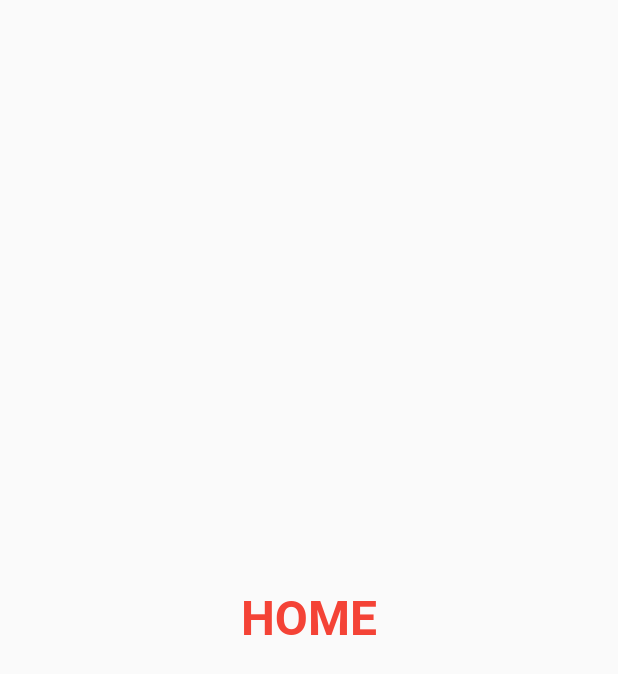
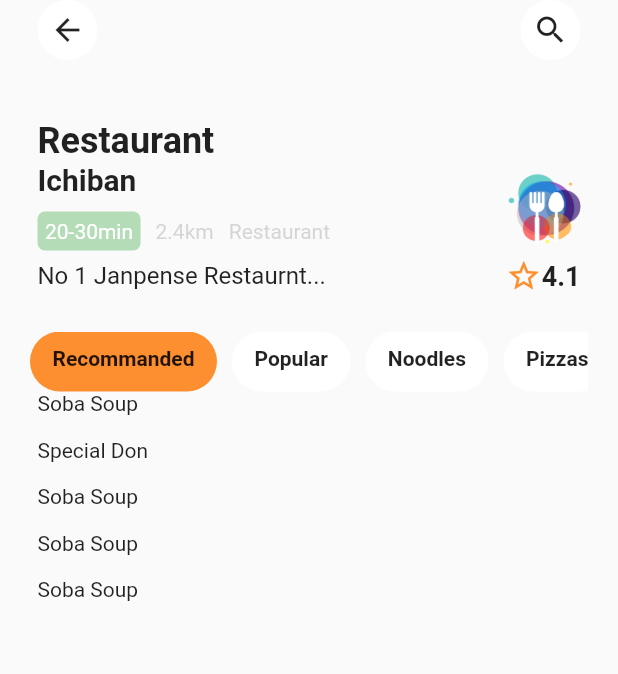
Before and after one commit to bob1457/flutter_demo, a Flutter app: the screen it shows after launch, on a phone screen of 412 x 824 dp. Shown: the top 674 px of the screen. Run offline on Flutter 3.47's test engine with Material 2 defaults, Android fonts, the phone set to English and light mode, and no system bars.

Commit message:
Add food list view

```diff
--- /dev/null
+++ b/lib/mock_data/food_data.dart
@@ -0,0 +1,101 @@
+import 'package:flutter_app/models/food.dart';
+
+class FoodData {
+  static List<Food> recommandedFoods() {
+    return [
+      Food(
+        "assets/images/dish1.png",
+        "Soba Soup",
+        "No 1 best seller in the area",
+        "10 min",
+        4.0,
+        "325 cal",
+        12,
+        19.99,
+        "Janpanese style nodle soup",
+      ),
+      Food(
+        "assets/images/dish1.png",
+        "Special Don",
+        "Famouse Janpenese rise bowl",
+        "2 min",
+        4.0,
+        "225 cal",
+        5,
+        14.99,
+        "Janpanese style rise bowl",
+      ),
+      Food(
+        "assets/images/dish1.png",
+        "Soba Soup",
+        "No 1 best seller in the area",
+        "10 min",
+        4.0,
+        "325 cal",
+        12,
+        19.99,
+        "Janpanese style nodle soup",
+      ),
+      Food(
+        "assets/images/dish1.png",
+        "Soba Soup",
+        "No 1 best seller in the area",
+        "10 min",
+        4.0,
+        "325 cal",
+        12,
+        19.99,
+        "Janpanese style nodle soup",
+      ),
+      Food(
+        "assets/images/dish1.png",
+        "Soba Soup",
+        "No 1 best seller in the area",
+        "10 min",
+        4.0,
+        "325 cal",
+        12,
+        19.99,
+        "Janpanese style nodle soup",
+      ),
+    ];
+  }
+
+  static List<Food> popularFoods() {
+    return [
+      Food(
+        "assets/images/dish1.png",
+        "Soba Soup",
+        "No 1 best seller in the area",
+        "10 min",
+        4.0,
+        "325 cal",
+        12,
+        19.99,
+        "Janpanese style nodle soup",
+      ),
+      Food(
+        "assets/images/dish1.png",
+        "Special Don",
+        "Famouse Janpenese rise bowl",
+        "2 min",
+        4.0,
+        "225 cal",
+        5,
+        14.99,
+        "Janpanese style rise bowl",
+      ),
+      Food(
+        "assets/images/dish1.png",
+        "Soba Soup",
+        "No 1 best seller in the area",
+        "10 min",
+        4.0,
+        "325 cal",
+        12,
+        19.99,
+        "Janpanese style nodle soup",
+      ),
+    ];
+  }
+}
--- /dev/null
+++ b/lib/mock_data/restaurant_data.dart
@@ -0,0 +1,22 @@
+import 'package:flutter_app/mock_data/food_data.dart';
+import 'package:flutter_app/models/restaurant.dart';
+
+class RestaurantData {
+  static Restaurant restaurant() {
+    return Restaurant(
+      "Ichiban",
+      "No 1 Janpense Restaurnt...",
+      "20-30min",
+      "2.4km",
+      "Restaurant",
+      "assets/images/r-logo.png",
+      4.1,
+      {
+        "Recommanded": FoodData.recommandedFoods(),
+        "Popular": FoodData.popularFoods(),
+        "Noodles": [],
+        "Pizzas": [],
+      },
+    );
+  }
+}
--- /dev/null
+++ b/lib/models/food.dart
@@ -0,0 +1,17 @@
+class Food {
+  String imageUrl;
+  String name;
+  String desc;
+  String waitTime;
+  num score;
+  String cal;
+  num quantity;
+  num price;
+  // List<Map<String, String>> ingredients;
+  String about;
+  bool highlights;
+
+  Food(this.imageUrl, this.name, this.desc, this.waitTime, this.score, this.cal,
+      this.quantity, this.price, this.about,
+      {this.highlights = false});
+}
--- /dev/null
+++ b/lib/models/restaurant.dart
@@ -0,0 +1,15 @@
+import 'package:flutter_app/models/food.dart';
+
+class Restaurant {
+  String name;
+  String desc;
+  String waitTime;
+  String distance;
+  String label;
+  String logoUrl;
+  num score;
+  Map<String, List<Food>> menu;
+
+  Restaurant(this.name, this.desc, this.waitTime, this.distance, this.label,
+      this.logoUrl, this.score, this.menu);
+}
--- a/lib/pages/home_page.dart
+++ b/lib/pages/home_page.dart
@@ -1,4 +1,9 @@
 import 'package:flutter/material.dart';
+import 'package:flutter_app/mock_data/restaurant_data.dart';
+import 'package:flutter_app/widgets/custom_app_bar.dart';
+import 'package:flutter_app/widgets/food_list.dart';
+import 'package:flutter_app/widgets/food_list_view.dart';
+import 'package:flutter_app/widgets/restaurant_info.dart';
 
 class HomePage extends StatefulWidget {
   const HomePage({Key? key}) : super(key: key);
@@ -8,17 +13,46 @@ class HomePage extends StatefulWidget {
 }
 
 class _HomePageState extends State<HomePage> {
+  var selected = 0;
+  final pageController = PageController();
+
+  final restaurant = RestaurantData.restaurant();
+
   @override
   Widget build(BuildContext context) {
-    return const Scaffold(
-      body: Center(
-        child: Text(
-          "HOME",
-          style: TextStyle(
-            fontSize: 32,
-            fontWeight: FontWeight.bold,
-            color: Colors.red,
-          ),
+    return SafeArea(
+      child: Scaffold(
+        body: Column(
+          crossAxisAlignment: CrossAxisAlignment.start,
+          children: [
+            CustomAppBar(Icons.arrow_back, Icons.search_outlined),
+            RestaurantInfo(),
+            SizedBox(
+              height: 25,
+            ),
+            FoodList(
+              selected,
+              (int index) {
+                setState(() {
+                  selected = index;
+                });
+                pageController.jumpToPage(index);
+              },
+              restaurant,
+            ),
+            Expanded(
+              child: FoodListView(
+                selected,
+                (int index) {
+                  setState(() {
+                    selected = index;
+                  });
+                },
+                pageController,
+                restaurant,
+              ),
+            )
+          ],
         ),
       ),
     );
--- /dev/null
+++ b/lib/widgets/custom_app_bar.dart
@@ -0,0 +1,41 @@
+import 'package:flutter/material.dart';
+
+class CustomAppBar extends StatelessWidget {
+  const CustomAppBar(this.leftIcon, this.rightIcon, {this.leftCallback});
+
+  final IconData leftIcon;
+  final IconData rightIcon;
+  final Function? leftCallback;
+
+  @override
+  Widget build(BuildContext context) {
+    return Container(
+      padding: EdgeInsets.only(
+        top: MediaQuery.of(context).padding.top, //40,
+        left: 25,
+        right: 25,
+      ),
+      child: Row(
+        mainAxisAlignment: MainAxisAlignment.spaceBetween,
+        children: [
+          GestureDetector(
+            onTap: leftCallback != null ? () => leftCallback : null,
+            child: _buildIcon(leftIcon),
+          ),
+          _buildIcon(rightIcon),
+        ],
+      ),
+    );
+  }
+
+  Widget _buildIcon(IconData icon) {
+    return Container(
+      padding: EdgeInsets.all(8),
+      decoration: BoxDecoration(
+        shape: BoxShape.circle,
+        color: Colors.white,
+      ),
+      child: Icon(icon),
+    );
+  }
+}
--- /dev/null
+++ b/lib/widgets/food_item.dart
@@ -0,0 +1,16 @@
+import 'package:flutter/material.dart';
+import 'package:flutter_app/models/food.dart';
+
+class FoodItem extends StatelessWidget {
+  // const FoodItem({Key? key}) : super(key: key);
+  final Food food;
+
+  FoodItem(this.food);
+
+  @override
+  Widget build(BuildContext context) {
+    return Container(
+      child: Text(food.name),
+    );
+  }
+}
--- /dev/null
+++ b/lib/widgets/food_list.dart
@@ -0,0 +1,49 @@
+import 'package:flutter/material.dart';
+import 'package:flutter_app/constants/colors.dart';
+import 'package:flutter_app/models/restaurant.dart';
+
+class FoodList extends StatelessWidget {
+  // const FoodList({Key? key}) : super(key: key);
+  final int selected;
+  final Function callback;
+  final Restaurant restaurant;
+
+  FoodList(this.selected, this.callback, this.restaurant);
+
+  @override
+  Widget build(BuildContext context) {
+    final category = restaurant.menu.keys.toList();
+
+    return Container(
+      height: 40,
+      padding: EdgeInsets.symmetric(horizontal: 20),
+      child: ListView.separated(
+          scrollDirection: Axis.horizontal,
+          // padding: EdgeInsets.symmetric(horizontal: 5),
+          itemBuilder: (context, index) => GestureDetector(
+                onTap: () => callback(index),
+                child: Container(
+                  padding: const EdgeInsets.symmetric(
+                    vertical: 10,
+                    horizontal: 15,
+                  ),
+                  decoration: BoxDecoration(
+                    borderRadius: BorderRadius.circular(20),
+                    color: selected == index ? kPrimaryColor : Colors.white,
+                  ),
+                  child: Text(
+                    category[index],
+                    // ignore: prefer_const_constructors
+                    style: TextStyle(
+                      fontWeight: FontWeight.bold,
+                    ),
+                  ),
+                ),
+              ),
+          separatorBuilder: (_, index) => const SizedBox(
+                width: 10,
+              ),
+          itemCount: category.length),
+    );
+  }
+}
--- /dev/null
+++ b/lib/widgets/food_list_view.dart
@@ -0,0 +1,37 @@
+import 'package:flutter/material.dart';
+import 'package:flutter_app/models/restaurant.dart';
+import 'package:flutter_app/widgets/food_item.dart';
+
+class FoodListView extends StatelessWidget {
+  // const FoodListView({Key? key}) : super(key: key);
+
+  final int selected;
+  final Function callback;
+  final PageController pageController;
+  final Restaurant restaurant;
+
+  FoodListView(
+      this.selected, this.callback, this.pageController, this.restaurant);
+
+  @override
+  Widget build(BuildContext context) {
+    final category = restaurant.menu.keys.toList();
+
+    return Container(
+      padding: EdgeInsets.symmetric(horizontal: 25),
+      child: PageView(
+        controller: pageController,
+        onPageChanged: (index) => callback(index),
+        children: category
+            .map((e) => ListView.separated(
+                itemBuilder: (context, index) =>
+                    FoodItem(restaurant.menu[category[selected]]![index]),
+                separatorBuilder: (_, index) => SizedBox(
+                      height: 15,
+                    ),
+                itemCount: restaurant.menu[category[selected]]!.length))
+            .toList(),
+      ),
+    );
+  }
+}
--- /dev/null
+++ b/lib/widgets/restaurant_info.dart
@@ -0,0 +1,129 @@
+import 'package:flutter/material.dart';
+import 'package:flutter_app/constants/colors.dart';
+import 'package:flutter_app/mock_data/restaurant_data.dart';
+
+class RestaurantInfo extends StatelessWidget {
+  // const RestaurantInfo({Key? key}) : super(key: key);
+  final restaurant = RestaurantData.restaurant();
+
+  @override
+  Widget build(BuildContext context) {
+    return Container(
+      margin: const EdgeInsets.only(top: 40),
+      padding: const EdgeInsets.symmetric(horizontal: 25),
+      child: Column(
+        crossAxisAlignment: CrossAxisAlignment.start,
+        children: [
+          // ignore: prefer_const_constructors
+          Text(
+            'Restaurant',
+            style: const TextStyle(
+              fontSize: 24,
+              fontWeight: FontWeight.bold,
+            ),
+          ),
+          Row(
+            mainAxisAlignment: MainAxisAlignment.spaceBetween,
+            children: [
+              Column(
+                crossAxisAlignment: CrossAxisAlignment.start,
+                children: [
+                  Text(
+                    restaurant.name,
+                    style: const TextStyle(
+                      fontSize: 20,
+                      fontWeight: FontWeight.bold,
+                    ),
+                  ),
+                  // ignore: prefer_const_constructors
+                  SizedBox(
+                    height: 10,
+                  ),
+                  Row(
+                    children: [
+                      Container(
+                        padding: const EdgeInsets.all(5),
+                        decoration: BoxDecoration(
+                          color: Colors.green.withOpacity(0.4),
+                          borderRadius: BorderRadius.circular(5),
+                        ),
+                        child: Text(
+                          restaurant.waitTime,
+                          // ignore: prefer_const_constructors
+                          style: TextStyle(
+                            color: Colors.white,
+                          ),
+                        ),
+                      ),
+                      const SizedBox(
+                        width: 10,
+                      ),
+                      // ignore: prefer_const_constructors
+                      Text(
+                        restaurant.distance,
+                        style: TextStyle(
+                          color: Colors.grey.withOpacity(0.4),
+                        ),
+                      ),
+                      const SizedBox(
+                        width: 10,
+                      ),
+                      Text(
+                        restaurant.label,
+                        style: TextStyle(
+                          color: Colors.grey.withOpacity(0.4),
+                        ),
+                      ),
+                    ],
+                  )
+                ],
+              ),
+              ClipRRect(
+                borderRadius: BorderRadius.circular(50),
+                child: Container(
+                  height: 50,
+                  width: 50,
+                  child: Image.asset(
+                    restaurant.logoUrl,
+                    fit: BoxFit.fill,
+                  ),
+                ),
+              )
+            ],
+          ),
+          SizedBox(
+            height: 5,
+          ),
+          Row(
+            mainAxisAlignment: MainAxisAlignment.spaceBetween,
+            children: [
+              // Text('"${restaurant.desc}"', )
+              Text(
+                restaurant.desc,
+                style: TextStyle(
+                  fontSize: 16,
+                ),
+              ),
+              Row(
+                children: [
+                  // ignore: prefer_const_constructors
+                  Icon(
+                    Icons.star_border_outlined,
+                    color: kPrimaryColor,
+                  ),
+                  Text(
+                    restaurant.score.toString(),
+                    style: const TextStyle(
+                      fontSize: 18,
+                      fontWeight: FontWeight.bold,
+                    ),
+                  ),
+                ],
+              )
+            ],
+          )
+        ],
+      ),
+    );
+  }
+}
```
Also changed, not shown: assets/images/1715.png (added), assets/images/dish1.png (added), assets/images/dish2.png (added), assets/images/dish4.png (added), assets/images/dish5.png (added), assets/images/dish6.png (added), assets/images/r-logo.png (added).
